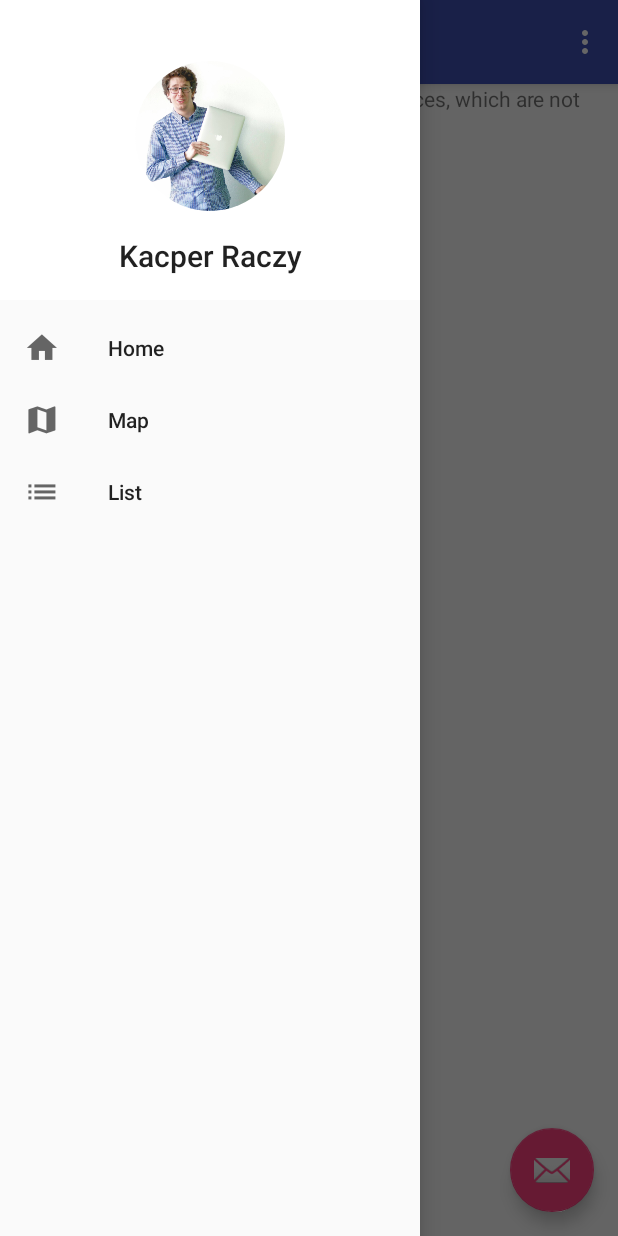
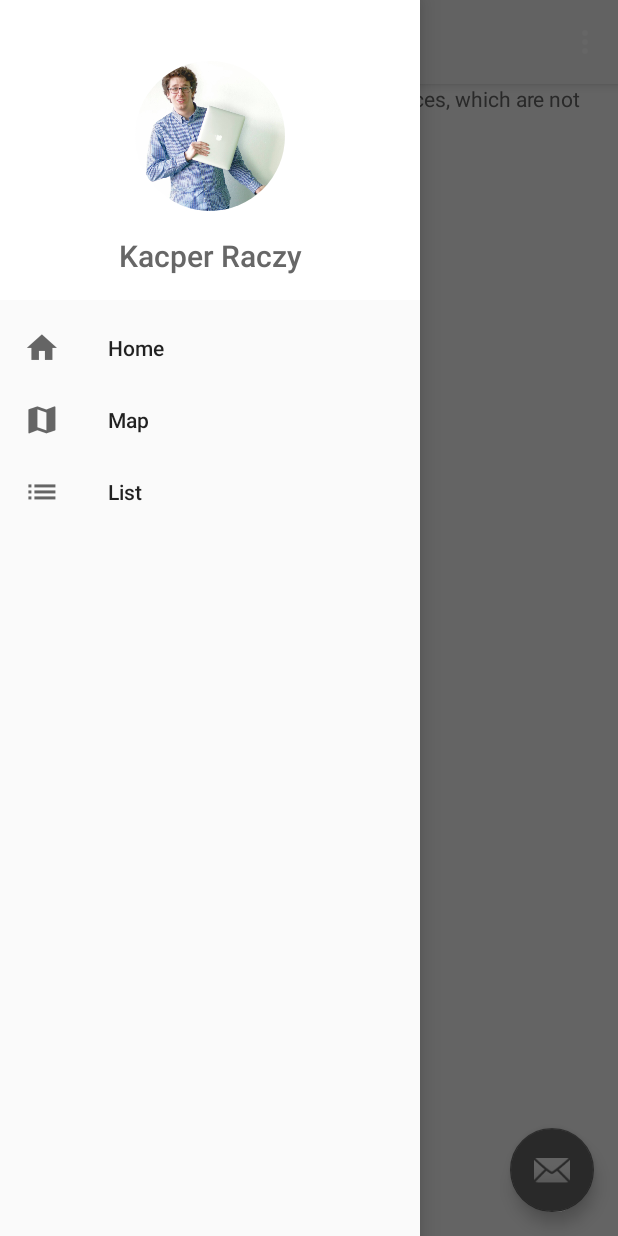
Before and after one commit to ikurek/hEKAton, an Android app: the screen it shows after launch (MainActivity), with the side drawer open, on a phone screen of 412 x 824 dp. Run offline under Robolectric (Android 15) with nearby library versions, the phone set to English and light mode, and no system bars; our stand-ins replace CircleImageView; libraries missing offline, so code that uses them is left out: com.google.maps.android, com.sothree.slidinguppanel; 3 statements that could not run were skipped.

Commit message:
android:wypierdalaj="true"

```diff
--- a/app/src/main/res/layout/app_bar_main.xml
+++ b/app/src/main/res/layout/app_bar_main.xml
@@ -16,7 +16,8 @@
             android:layout_width="match_parent"
             android:layout_height="?attr/actionBarSize"
             android:background="?attr/colorPrimary"
-            app:popupTheme="@style/AppTheme.PopupOverlay" />
+            app:titleTextColor="@color/textColor"
+            app:popupTheme="@style/AppTheme.PopupOverlay"/>
 
     </android.support.design.widget.AppBarLayout>
 
--- a/app/src/main/res/values/colors.xml
+++ b/app/src/main/res/values/colors.xml
@@ -1,6 +1,7 @@
 <?xml version="1.0" encoding="utf-8"?>
 <resources>
-    <color name="colorPrimary">#3F51B5</color>
-    <color name="colorPrimaryDark">#303F9F</color>
-    <color name="colorAccent">#FF4081</color>
+    <color name="colorPrimary">#F5F5F5</color>
+    <color name="colorPrimaryDark">#E0E0E0</color>
+    <color name="colorAccent">#676767</color>
+    <color name="textColor">#676767</color>
 </resources>
--- a/app/src/main/res/values/styles.xml
+++ b/app/src/main/res/values/styles.xml
@@ -3,11 +3,18 @@
     <!-- Base application theme. -->
     <style name="AppTheme" parent="Theme.AppCompat.Light.DarkActionBar">
         <!-- Customize your theme here. -->
+        <item name="android:textColor">@color/textColor</item>
         <item name="android:windowActionBarOverlay">true</item>
         <item name="colorPrimary">@color/colorPrimary</item>
         <item name="colorPrimaryDark">@color/colorPrimaryDark</item>
         <item name="colorAccent">@color/colorAccent</item>
     </style>
+
+    <style name="statusBarStyle" parent="@android:style/Theme.DeviceDefault.Light">
+        <item name="android:statusBarColor">@color/colorPrimaryDark</item>
+        <item name="android:windowLightStatusBar">true</item>
+    </style>
+
 
     <style name="AppTheme.NoActionBar">
         <item name="windowActionBar">false</item>
@@ -16,6 +23,6 @@
 
     <style name="AppTheme.AppBarOverlay" parent="ThemeOverlay.AppCompat.Dark.ActionBar" />
 
-    <style name="AppTheme.PopupOverlay" parent="ThemeOverlay.AppCompat.Light" />
+    <style name="AppTheme.PopupOverlay" parent="ThemeOverlay.AppCompat.Dark" />
 
 </resources>
```
